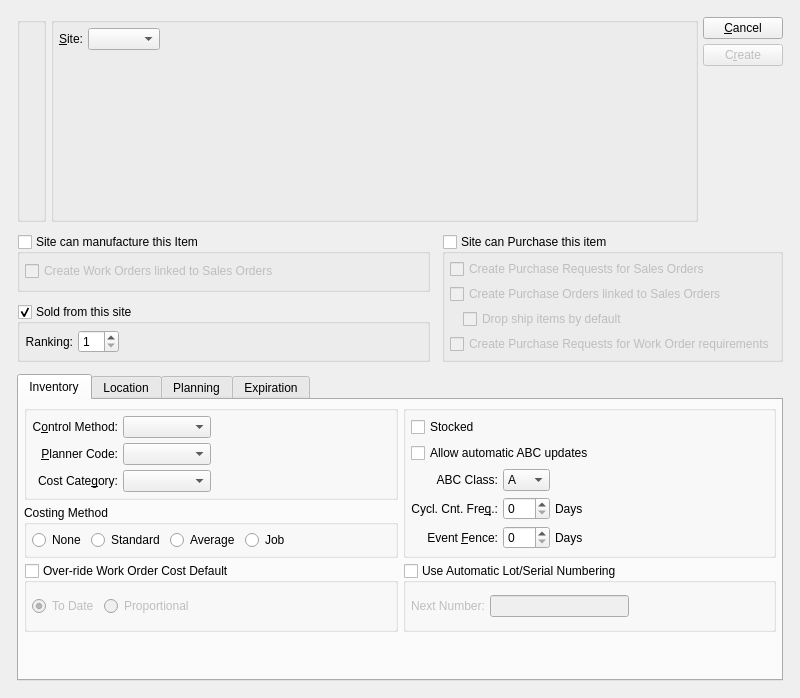
This is xtuple/trunk/guiclient/createItemSitesByClassCode.ui in WooodHead/xtuple as Qt 5 draws it before an edit. The edited form follows.
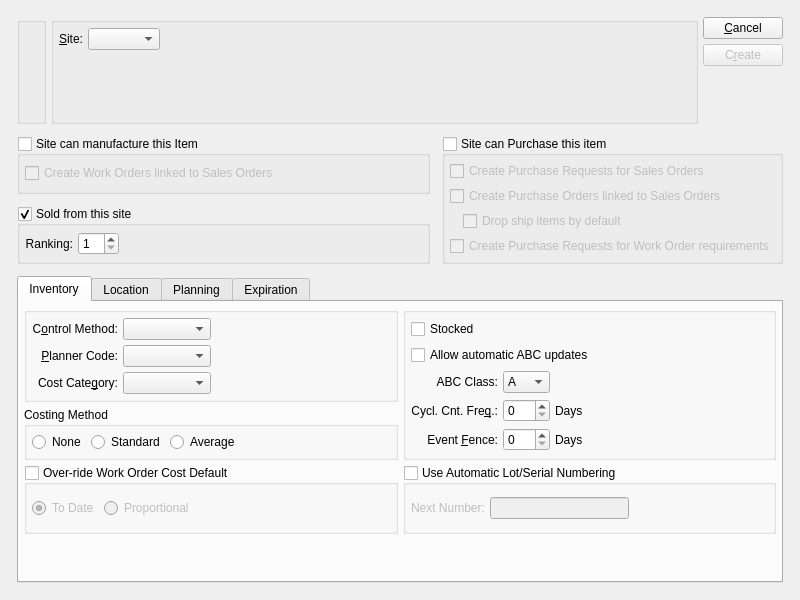
This is the edited form. Custom widgets are drawn as their Qt base class.

```diff
--- a/xtuple/trunk/guiclient/createItemSitesByClassCode.ui
+++ b/xtuple/trunk/guiclient/createItemSitesByClassCode.ui
@@ -14,7 +14,7 @@
     <x>0</x>
     <y>0</y>
     <width>800</width>
-    <height>698</height>
+    <height>600</height>
    </rect>
   </property>
   <property name="windowTitle">
@@ -593,19 +593,6 @@
                   </property>
                  </widget>
                 </item>
-                <item>
-                 <widget class="QRadioButton" name="_costJob">
-                  <property name="sizePolicy">
-                   <sizepolicy hsizetype="Preferred" vsizetype="Fixed">
-                    <horstretch>0</horstretch>
-                    <verstretch>0</verstretch>
-                   </sizepolicy>
-                  </property>
-                  <property name="text">
-                   <string>Job</string>
-                  </property>
-                 </widget>
-                </item>
                 <item>
                  <spacer name="horizontalSpacer_10">
                   <property name="orientation">
```
